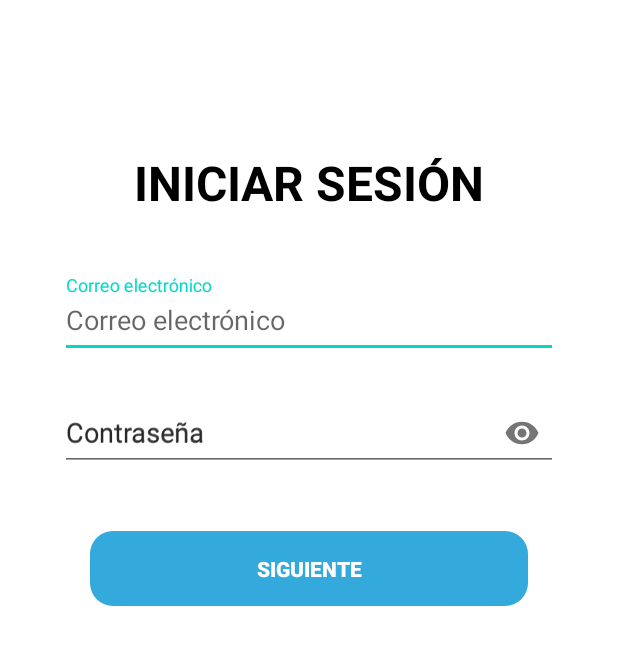
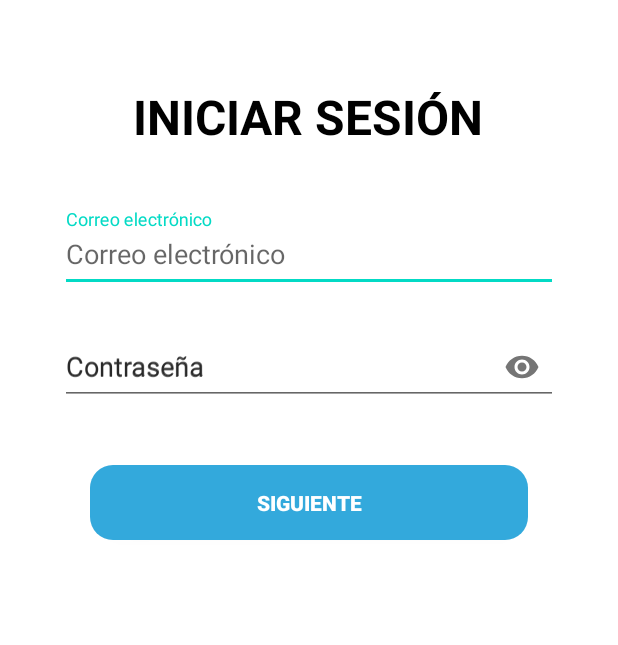
Before and after one commit to Jairo292/Swap, an Android app built with Jetpack Compose: the layout activity_login_form.xml on its own in the app's theme, with its tools: preview values and no code run, on a phone screen of 412 x 824 dp. Shown: the top 645 px of the screen. Run offline under Robolectric (Android 15) with nearby library versions, the phone set to English and light mode, and no system bars.

Commit message:
prueba de github
se subio de 84 a 50

```diff
--- a/app/src/main/res/layout/activity_login_form.xml
+++ b/app/src/main/res/layout/activity_login_form.xml
@@ -8,20 +8,23 @@
     tools:context=".LoginFormActivity">
 
     <!-- 🔹 Título -->
+
+    <!-- 🔹 Campo de correo electrónico -->
+
     <TextView
         android:id="@+id/tvTitleLogin"
         android:layout_width="wrap_content"
         android:layout_height="wrap_content"
+        android:layout_marginTop="56dp"
         android:text="@string/iniciar_sesion"
+        android:textColor="#000000"
         android:textSize="32sp"
         android:textStyle="bold"
-        android:textColor="#000000"
-        app:layout_constraintTop_toTopOf="parent"
+        app:layout_constraintEnd_toEndOf="parent"
+        app:layout_constraintHorizontal_bias="0.497"
         app:layout_constraintStart_toStartOf="parent"
-        app:layout_constraintEnd_toEndOf="parent"
-        android:layout_marginTop="100dp" />
+        app:layout_constraintTop_toTopOf="parent" />
 
-    <!-- 🔹 Campo de correo electrónico -->
     <com.google.android.material.textfield.TextInputLayout
         android:id="@+id/emailLayout"
         android:layout_width="0dp"
```
